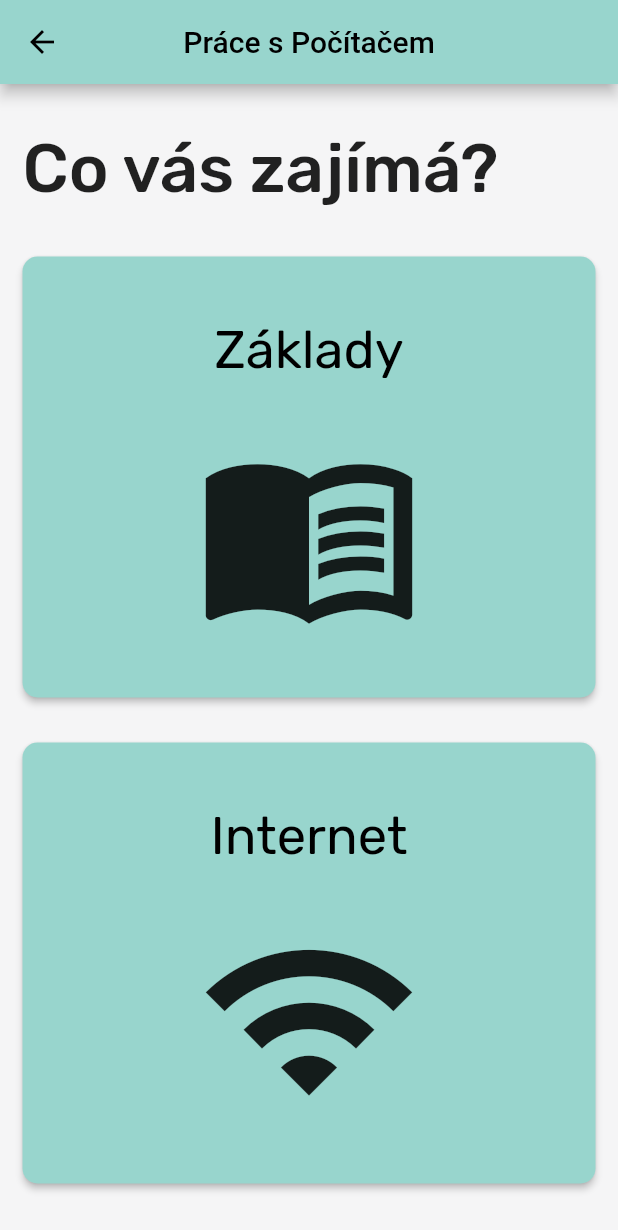
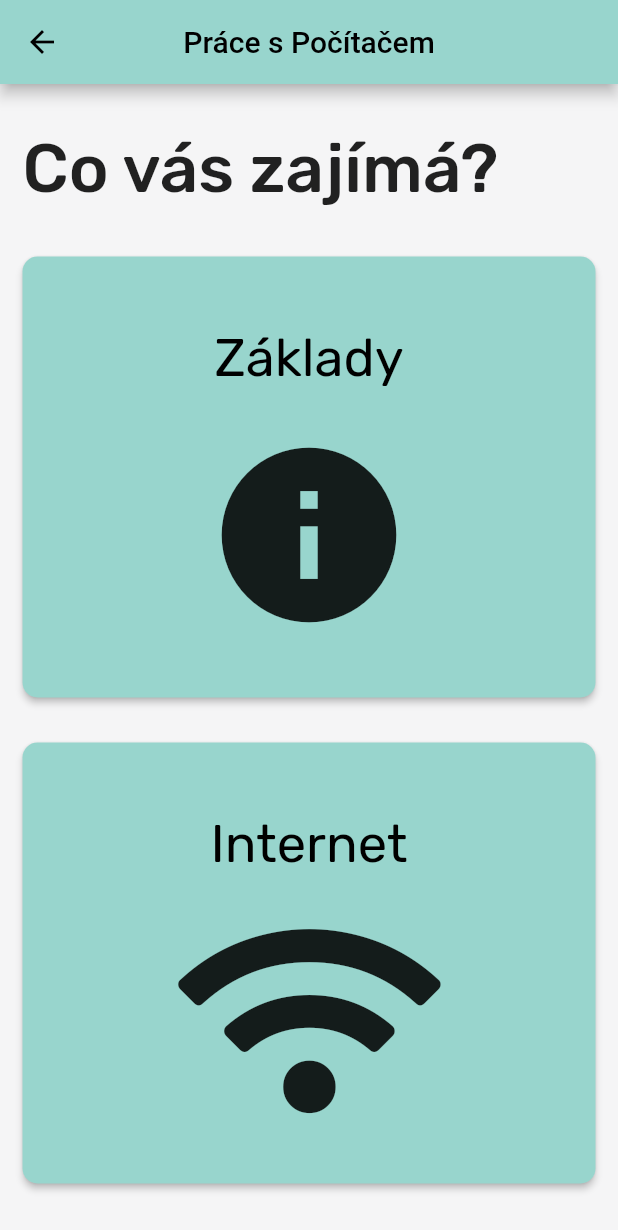
Before and after one commit to Vervit-cz/Vervit_Application, a Flutter app: the screen it shows after launch, after a tap on "Práci s Počítačem", on a phone screen of 412 x 824 dp. Shown: the top 1230 px of the screen. Run offline on Flutter 3.47's test engine with Material 2 defaults, Android fonts, the phone set to English and light mode, and no system bars; our stand-ins replace font_awesome_flutter, google_fonts, splashscreen.

Commit message:
implemented font awesome icons

```diff
--- a/vervit_app/lib/pages/home/card_navigation.dart
+++ b/vervit_app/lib/pages/home/card_navigation.dart
@@ -1,6 +1,7 @@
 import 'package:vervit_app/components/reusable_card.dart';
 import 'package:flutter/material.dart';
 import 'package:vervit_app/constants.dart';
+import 'package:font_awesome_flutter/font_awesome_flutter.dart';
 
 class CardPage{
   String pageName;
@@ -52,12 +53,12 @@ var homePages = [
     cards:[
       Card(
         text:'Základy',
-        icon: Icons.menu_book,
+        icon: Icons.info,
         navigateTo: 'computer basics',
       ),
       Card(
         text: 'Internet',
-        icon:Icons.wifi,
+        icon: FontAwesomeIcons.wifi,
         navigateTo: 'internet',
       ),
     ],
@@ -153,7 +154,7 @@ var homePages = [
       ),
       Card(
         text: 'Internetové prohlížeče',
-        icon: Icons.explore_outlined,
+        icon: FontAwesomeIcons.safari,
         navigateTo: 'browser',
       ),
     ],
--- a/vervit_app/lib/pages/home/reusable_card_page.dart
+++ b/vervit_app/lib/pages/home/reusable_card_page.dart
@@ -45,7 +45,7 @@ class CardPageWidget extends StatelessWidget {
                   color: page.pageColor,
                   text: page.cards[0].text,
                   icon: page.cards[0].icon,
-                  iconSize: 150.0,
+                  iconSize: 140.0,
                   textSize: 35.0,
                   onTap: (){
                     Navigator.push(
@@ -70,7 +70,7 @@ class CardPageWidget extends StatelessWidget {
                     color: page.pageColor,
                     text: page.cards[1].text,
                     icon: page.cards[1].icon,
-                    iconSize: 150.0,
+                    iconSize: 140.0,
                     textSize: 35.0,
                     onTap: (){
                       Navigator.push(
--- a/vervit_app/lib/pages/home_page.dart
+++ b/vervit_app/lib/pages/home_page.dart
@@ -1,4 +1,5 @@
 import 'package:flutter/material.dart';
+import 'package:font_awesome_flutter/font_awesome_flutter.dart';
 import 'package:vervit_app/components/reusable_card.dart';
 import 'package:vervit_app/constants.dart';
 import 'package:vervit_app/pages/home/card_navigation.dart';
@@ -8,7 +9,6 @@ class HomePage extends StatefulWidget {
   @override
   _HomePageState createState() => _HomePageState();
 }
-
 
 class _HomePageState extends State<HomePage> {
   @override
@@ -47,10 +47,10 @@ class _HomePageState extends State<HomePage> {
                 Expanded(
                   child: ReusableCard(
                     text: 'Práci s Počítačem',
-                    icon: Icons.monitor,
+                    icon: FontAwesomeIcons.desktop,
                     color: kColorTeal,
                     textSize: 27.0,
-                    iconSize: 110.0,
+                    iconSize: 90.0,
                     onTap: (){
                       Navigator.push(
                         context,
@@ -66,10 +66,10 @@ class _HomePageState extends State<HomePage> {
                 Expanded(
                   child: ReusableCard(
                     text: 'Práci s Mobilem',
-                    icon: Icons.phone_iphone,
+                    icon: FontAwesomeIcons.mobileAlt,
                     color: kColorLightGreen,
                     textSize: 27.0,
-                    iconSize: 110.0,
+                    iconSize: 90.0,
                     onTap: (){
                       Navigator.push(
                         context,
@@ -92,10 +92,10 @@ class _HomePageState extends State<HomePage> {
                 Expanded(
                   child: ReusableCard(
                     text: 'Sociální Sítě',
-                    icon: Icons.people,
+                    icon: FontAwesomeIcons.users,
                     color: kColorYellow,
                     textSize: 27.0,
-                    iconSize: 110.0,
+                    iconSize: 90.0,
                     onTap: (){
                       Navigator.push(
                         context,
@@ -111,10 +111,10 @@ class _HomePageState extends State<HomePage> {
                 Expanded(
                   child: ReusableCard(
                     text: 'Bezpečnost Na Internetu',
-                    icon: Icons.lock,
+                    icon: FontAwesomeIcons.userLock,
                     color: kColorRed,
                     textSize: 27.0,
-                    iconSize: 110.0,
+                    iconSize: 90.0,
                     onTap: (){
                       Navigator.push(
                         context,
--- a/vervit_app/pubspec.yaml
+++ b/vervit_app/pubspec.yaml
@@ -26,6 +26,7 @@ dependencies:
   cupertino_icons: ^1.0.2
   splashscreen: ^1.3.5
   google_fonts: ^2.0.0
+  font_awesome_flutter: ^9.0.0
 dev_dependencies:
   flutter_test:
     sdk: flutter
```
Also changed, not shown: vervit_app/pubspec.lock, 28 other files.
